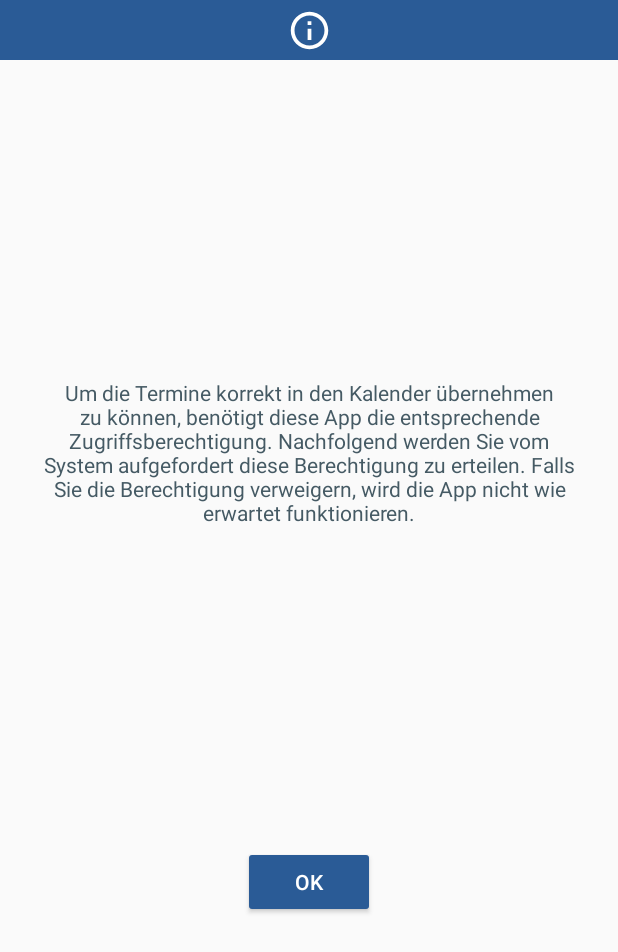
After one commit to firesoft-de/KalenderAdapter, an Android app: the layout layout_information_dialog.xml on its own in the app's theme, with its tools: preview values and no code run, on a phone screen of 412 x 824 dp. The commit adds this screen. Shown: the top 952 px of the screen. Run offline under Robolectric (Android 15) with nearby library versions, the phone set to English and light mode, and no system bars.

Commit message:
Rechtemanagment verbessert

```diff
--- /dev/null
+++ b/app/src/main/res/drawable/ic_info.xml
@@ -0,0 +1,20 @@
+<!--
+  ~ Copyright (c) 2018.  David Schlossarczyk
+  ~
+  ~ This program is free software: you can redistribute it and/or modify
+  ~ it under the terms of the GNU General Public License as published by
+  ~ the Free Software Foundation, either version 3 of the License, or any later version.
+  ~
+  ~ This program is distributed in the hope that it will be useful,
+  ~ but WITHOUT ANY WARRANTY; without even the implied warranty of
+  ~ MERCHANTABILITY or FITNESS FOR A PARTICULAR PURPOSE.  See the
+  ~ GNU General Public License for more details.
+  ~
+  ~ For the full license visit https://www.gnu.org/licenses/gpl-3.0.
+  -->
+
+<vector android:height="24dp" android:tint="#FFFFFF"
+    android:viewportHeight="24.0" android:viewportWidth="24.0"
+    android:width="24dp" xmlns:android="http://schemas.android.com/apk/res/android">
+    <path android:fillColor="#FF000000" android:pathData="M11,17h2v-6h-2v6zM12,2C6.48,2 2,6.48 2,12s4.48,10 10,10 10,-4.48 10,-10S17.52,2 12,2zM12,20c-4.41,0 -8,-3.59 -8,-8s3.59,-8 8,-8 8,3.59 8,8 -3.59,8 -8,8zM11,9h2L13,7h-2v2z"/>
+</vector>
--- /dev/null
+++ b/app/src/main/res/layout/layout_information_dialog.xml
@@ -0,0 +1,73 @@
+<?xml version="1.0" encoding="utf-8"?>
+<!--
+  ~ Copyright (c) 2018.  David Schlossarczyk
+  ~
+  ~ This program is free software: you can redistribute it and/or modify
+  ~ it under the terms of the GNU General Public License as published by
+  ~ the Free Software Foundation, either version 3 of the License, or any later version.
+  ~
+  ~ This program is distributed in the hope that it will be useful,
+  ~ but WITHOUT ANY WARRANTY; without even the implied warranty of
+  ~ MERCHANTABILITY or FITNESS FOR A PARTICULAR PURPOSE.  See the
+  ~ GNU General Public License for more details.
+  ~
+  ~ For the full license visit https://www.gnu.org/licenses/gpl-3.0.
+  -->
+
+<android.support.constraint.ConstraintLayout xmlns:android="http://schemas.android.com/apk/res/android"
+    xmlns:app="http://schemas.android.com/apk/res-auto"
+    android:id="@+id/popUp_Mainframe"
+    xmlns:tools="http://schemas.android.com/tools"
+    android:layout_width="match_parent"
+    android:layout_height="match_parent">
+
+    <!-- TODO: Update blank fragment layout -->
+    <View
+        android:id="@+id/backgroundView"
+        android:layout_width="wrap_content"
+        android:layout_height="40dp"
+        android:background="@color/information"
+        app:layout_constraintEnd_toEndOf="parent"
+        app:layout_constraintStart_toStartOf="parent"
+        app:layout_constraintTop_toTopOf="parent" />
+
+    <TextView
+        android:id="@+id/info_textView"
+        style="@style/TextAppearance"
+        android:layout_width="0dp"
+        android:layout_height="wrap_content"
+        android:layout_marginEnd="24dp"
+        android:layout_marginStart="24dp"
+        android:layout_marginTop="8dp"
+        android:text="@string/info_text"
+        android:textAlignment="center"
+        app:layout_constraintBottom_toTopOf="@+id/info_button"
+        app:layout_constraintEnd_toEndOf="parent"
+        app:layout_constraintStart_toStartOf="parent"
+        app:layout_constraintTop_toBottomOf="@+id/backgroundView" />
+
+    <ImageView
+        android:id="@+id/info_imageView"
+        android:layout_width="30dp"
+        android:layout_height="30dp"
+        android:src="@drawable/ic_info"
+        app:layout_constraintBottom_toBottomOf="@+id/backgroundView"
+        app:layout_constraintEnd_toEndOf="parent"
+        app:layout_constraintStart_toStartOf="parent"
+        app:layout_constraintTop_toTopOf="parent" />
+
+    <Button
+        android:id="@+id/info_button"
+        android:layout_width="wrap_content"
+        android:layout_height="48dp"
+        android:layout_marginBottom="8dp"
+        android:layout_marginTop="8dp"
+        android:text="@string/info_bt_ok"
+        app:layout_constraintBottom_toBottomOf="parent"
+        app:layout_constraintEnd_toEndOf="parent"
+        app:layout_constraintStart_toStartOf="parent"
+        app:layout_constraintTop_toBottomOf="@+id/info_textView"
+        android:backgroundTint="@color/information"
+        android:textColor="@color/text_white"/>
+
+</android.support.constraint.ConstraintLayout>
--- a/app/src/main/res/values/colors.xml
+++ b/app/src/main/res/values/colors.xml
@@ -3,6 +3,7 @@
     <color name="colorPrimary">#3f51b5</color>
     <color name="colorPrimaryDark">#303F9F</color>
     <color name="colorAccent">#ffffff</color>
+    <color name="information">#2a5b96</color>
 
     <color name="text">#455a64</color>
     <color name="text_white">#ffffff</color>
@@ -14,4 +15,5 @@
 
     <color name="background_process_running">#2f5732</color>
     <color name="background_process_dead">#ae4343</color>
+
 </resources>
--- a/app/src/main/res/values/strings.xml
+++ b/app/src/main/res/values/strings.xml
@@ -10,6 +10,7 @@
     <string name="card_calendar">Kalenderauswahl</string>
     <string name="card_calendar_description">Verfügbare Kalender</string>
     <string name="bt_start_download">Download starten und Einträge hinzufügen</string>
+    <string name="bt_rights_managment">Zugriffsrechte erneut anfragen</string>
     <string name="bt_deleteAll">Alle hinzugefügten Einträge löschen</string>
 
     <string name="card_about">Über</string>
@@ -30,4 +31,9 @@
     <string name="inteligent_reminder">Erinnerungen anhand des Terminstatus setzen</string>
     <string name="settings_reset">Einstellungen zurücksetzen</string>
 
+    <!-- TODO: Remove or change this placeholder text -->
+    <string name="hello_blank_fragment">Hello blank fragment</string>
+    <string name="info_bt_ok">Ok</string>
+    <string name="info_text">Um die Termine korrekt in den Kalender übernehmen zu können, benötigt diese App die entsprechende Zugriffsberechtigung.   Nachfolgend werden Sie vom System aufgefordert diese Berechtigung zu erteilen. Falls Sie die Berechtigung verweigern, wird die App nicht wie erwartet funktionieren.</string>
+
 </resources>
```
Also changed, not shown: app/src/main/java/firesoft/de/kalenderadapter/MainActivity.java (+97 -7 lines), app/src/main/res/layout/activity_main.xml (+15 -2 lines).
